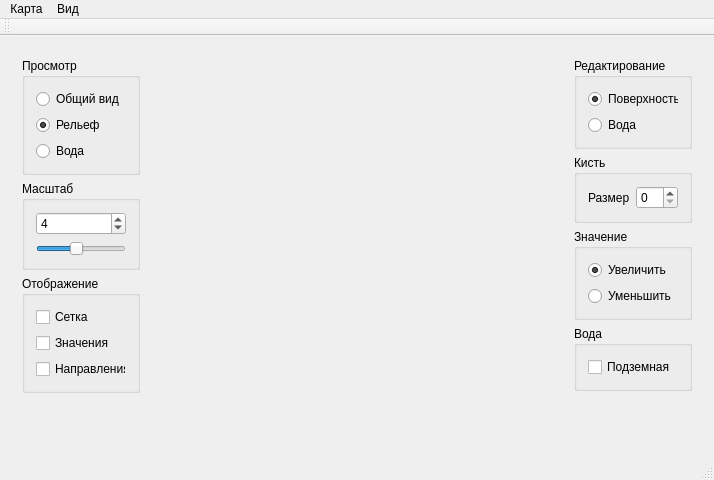
First picture: the form in CellularAutomat/Forms/MapEditor/MapEditor.ui, repository GeorgyGogol/work_Cellular_Automat_2, before the edit.
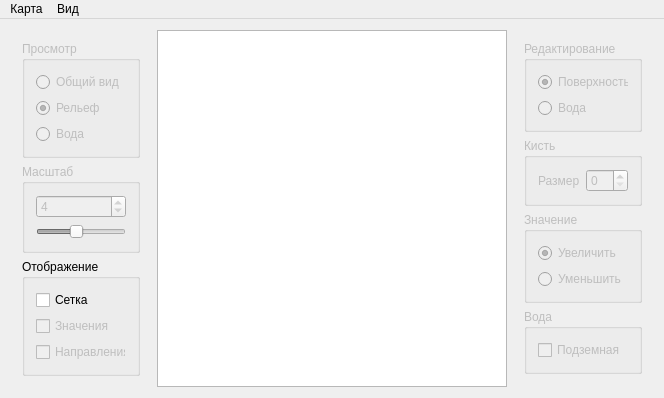
Second picture: the form after the edit.

```diff
--- a/CellularAutomat/Forms/MapEditor/MapEditor.ui
+++ b/CellularAutomat/Forms/MapEditor/MapEditor.ui
@@ -6,8 +6,8 @@
    <rect>
     <x>0</x>
     <y>0</y>
-    <width>685</width>
-    <height>471</height>
+    <width>647</width>
+    <height>388</height>
    </rect>
   </property>
   <property name="windowTitle">
@@ -26,6 +26,9 @@
       <layout class="QVBoxLayout" name="verticalLayout_6">
        <item>
         <widget class="QGroupBox" name="groupBox_2">
+         <property name="enabled">
+          <bool>false</bool>
+         </property>
          <property name="title">
           <string>Просмотр</string>
          </property>
@@ -59,6 +62,9 @@
        </item>
        <item>
         <widget class="QGroupBox" name="groupBox_4">
+         <property name="enabled">
+          <bool>false</bool>
+         </property>
          <property name="title">
           <string>Масштаб</string>
          </property>
@@ -113,6 +119,9 @@
           </item>
           <item>
            <widget class="QCheckBox" name="checkBox_2">
+            <property name="enabled">
+             <bool>false</bool>
+            </property>
             <property name="text">
              <string>Значения</string>
             </property>
@@ -120,6 +129,9 @@
           </item>
           <item>
            <widget class="QCheckBox" name="checkBox_3">
+            <property name="enabled">
+             <bool>false</bool>
+            </property>
             <property name="text">
              <string>Направления</string>
             </property>
@@ -145,11 +157,17 @@
      </widget>
     </item>
     <item>
-     <widget class="QWidget" name="WidMap" native="true">
+     <widget class="QGraphicsView" name="mainView">
+      <property name="sizePolicy">
+       <sizepolicy hsizetype="Minimum" vsizetype="Minimum">
+        <horstretch>0</horstretch>
+        <verstretch>0</verstretch>
+       </sizepolicy>
+      </property>
       <property name="minimumSize">
        <size>
-        <width>400</width>
-        <height>400</height>
+        <width>350</width>
+        <height>350</height>
        </size>
       </property>
      </widget>
@@ -165,6 +183,9 @@
       <layout class="QVBoxLayout" name="verticalLayout_9">
        <item>
         <widget class="QGroupBox" name="groupBox_7">
+         <property name="enabled">
+          <bool>false</bool>
+         </property>
          <property name="title">
           <string>Редактирование</string>
          </property>
@@ -191,6 +212,9 @@
        </item>
        <item>
         <widget class="QGroupBox" name="groupBox_3">
+         <property name="enabled">
+          <bool>false</bool>
+         </property>
          <property name="title">
           <string>Кисть</string>
          </property>
@@ -210,6 +234,9 @@
        </item>
        <item>
         <widget class="QGroupBox" name="groupBox_5">
+         <property name="enabled">
+          <bool>false</bool>
+         </property>
          <property name="title">
           <string>Значение</string>
          </property>
@@ -236,12 +263,18 @@
        </item>
        <item>
         <widget class="QGroupBox" name="groupBox_6">
+         <property name="enabled">
+          <bool>false</bool>
+         </property>
          <property name="title">
           <string>Вода</string>
          </property>
          <layout class="QVBoxLayout" name="verticalLayout_5">
           <item>
            <widget class="QCheckBox" name="checkBox_4">
+            <property name="enabled">
+             <bool>false</bool>
+            </property>
             <property name="text">
              <string>Подземная</string>
             </property>
@@ -273,8 +306,8 @@
     <rect>
      <x>0</x>
      <y>0</y>
-     <width>685</width>
-     <height>21</height>
+     <width>647</width>
+     <height>20</height>
     </rect>
    </property>
    <widget class="QMenu" name="menu">
@@ -297,15 +330,6 @@
    <addaction name="menu"/>
    <addaction name="menu_2"/>
   </widget>
-  <widget class="QToolBar" name="mainToolBar">
-   <attribute name="toolBarArea">
-    <enum>TopToolBarArea</enum>
-   </attribute>
-   <attribute name="toolBarBreak">
-    <bool>false</bool>
-   </attribute>
-  </widget>
-  <widget class="QStatusBar" name="statusBar"/>
   <action name="action">
    <property name="text">
     <string>Новая</string>
```
Left out of the diff: 6 changed lines with no effect on the pictures.
